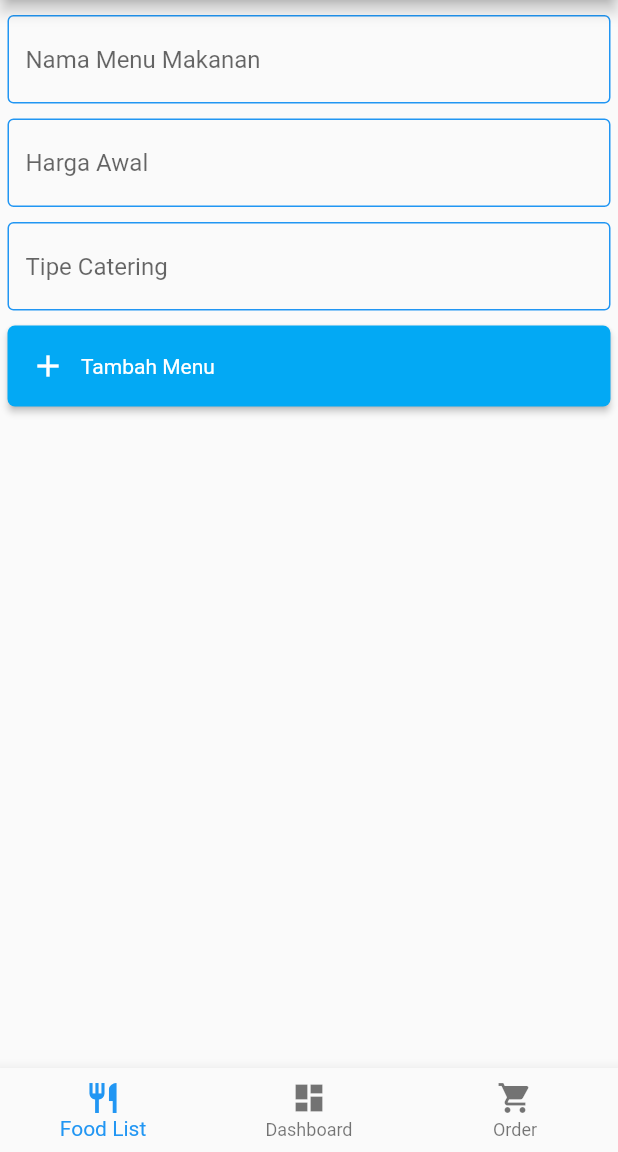
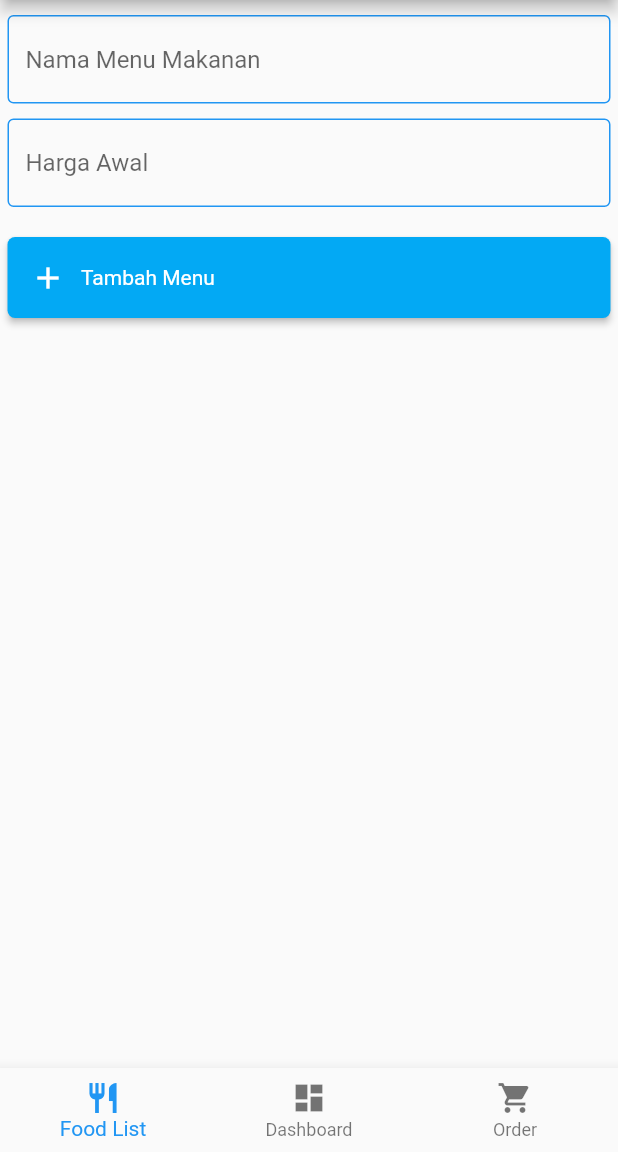
Before and after one commit to bintangursiboro/catering-admin, a Flutter app: the screen it shows after launch, swiped to page 2, on a phone screen of 412 x 824 dp, the part 84-1236 px from its top. Run offline on Flutter 3.47's test engine with Material 2 defaults, Android fonts, the phone set to English and light mode, and no system bars; our stand-ins replace bloc, cloud_firestore, equatable, firebase_messaging, flutter_bloc, flutter_money_formatter; accounts and stored records are empty.

Commit message:
Create currency formatter + Dashboard bloc, state, event, fix Dashboard View

```diff
--- a/lib/app.dart
+++ b/lib/app.dart
@@ -6,6 +6,7 @@ class App extends StatelessWidget {
   @override
   Widget build(BuildContext context) {
     return MaterialApp(
+      debugShowCheckedModeBanner: false,
       initialRoute: '/',
       routes: {
         AddFood.PATH: (BuildContext context) => AddFood(),
--- /dev/null
+++ b/lib/page/admin_menu/dashboard/bloc/dashboard_bloc.dart
@@ -0,0 +1,11 @@
+import 'package:bloc/bloc.dart';
+import 'package:catering_admin/page/admin_menu/dashboard/bloc/dashboard_event.dart';
+import 'package:catering_admin/page/admin_menu/dashboard/bloc/dashboard_state.dart';
+
+class DashboardBloc extends Bloc<DashboardEvent, DashboardState> {
+  @override
+  DashboardState get initialState => DashboardInitial();
+
+  @override
+  Stream<DashboardState> mapEventToState(DashboardEvent event) async* {}
+}
--- /dev/null
+++ b/lib/page/admin_menu/dashboard/bloc/dashboard_event.dart
@@ -0,0 +1,14 @@
+import 'package:equatable/equatable.dart';
+
+class DashboardEvent extends Equatable {
+  final mProps;
+  DashboardEvent([this.mProps = const []]);
+
+  @override
+  List<Object> get props => mProps;
+}
+
+class ChangeCurrency extends DashboardEvent {
+  final double harga;
+  ChangeCurrency({this.harga}) : super([harga]);
+}
--- /dev/null
+++ b/lib/page/admin_menu/dashboard/bloc/dashboard_state.dart
@@ -0,0 +1,17 @@
+import 'package:equatable/equatable.dart';
+import 'package:flutter_money_formatter/flutter_money_formatter.dart';
+
+class DashboardState extends Equatable {
+  final mProps;
+  DashboardState([this.mProps = const []]);
+
+  @override
+  List<Object> get props => mProps;
+}
+
+class DashboardInitial extends DashboardState {}
+
+class CurrencyLoaded extends DashboardState {
+  final FlutterMoneyFormatter formatter;
+  CurrencyLoaded({this.formatter}) : super([formatter]);
+}
--- a/lib/page/admin_menu/dashboard/dashboard.dart
+++ b/lib/page/admin_menu/dashboard/dashboard.dart
@@ -1,5 +1,10 @@
+import 'package:catering_admin/page/admin_menu/dashboard/bloc/dashboard_bloc.dart';
+import 'package:catering_admin/page/admin_menu/dashboard/bloc/dashboard_state.dart';
 import 'package:catering_admin/page/admin_menu/dashboard/dashboard_view.dart';
+import 'package:catering_admin/utility/formatter/formatter.dart';
 import 'package:flutter/material.dart';
+import 'package:flutter_bloc/flutter_bloc.dart';
+import 'package:flutter_money_formatter/flutter_money_formatter.dart';
 
 class Dashboard extends StatefulWidget {
   @override
@@ -7,8 +12,63 @@ class Dashboard extends StatefulWidget {
 }
 
 class _DashboardState extends State<Dashboard> {
+  TextEditingController _namaMakananController = TextEditingController();
+  TextEditingController _hargaAwalController = TextEditingController();
+  double _hargaAwal = 0;
+  String _namaMenuMakanan;
+  DashboardBloc _bloc;
+  VoidCallback _tambahMenu = () {};
+
+  @override
+  void initState() {
+    super.initState();
+    _bloc = DashboardBloc();
+  }
+
   @override
   Widget build(BuildContext context) {
-    return DashboardView();
+    return BlocBuilder(
+      bloc: _bloc,
+      builder: (BuildContext context, DashboardState state) {
+        return DashboardView(
+          hargaAwalController: _hargaAwalController,
+          namaMenuMakananController: _namaMakananController,
+          onChangedHargaAwal: _onChangedHargaAwal,
+          onPressedTambahMenu: _tambahMenu,
+          onEditingComplete: _onEditingHargaAwalComplete(),
+          onTapHargaAwal: _onTapHargaAwal(),
+        );
+      },
+    );
+  }
+
+  _onChangedHargaAwal(String hargaAwal) {
+    FlutterMoneyFormatter formatter = formatStringToCurrency(hargaAwal);
+    setState(() {
+      _hargaAwal = formatter.amount;
+      _hargaAwalController.text = formatter.output.symbolOnLeft;
+    });
+  }
+
+  _onEditingHargaAwalComplete() {
+    print('finish editing..');
+    if (_hargaAwalController.text.isNotEmpty) {
+      setState(() {
+        _hargaAwal = double.parse(_hargaAwalController.text);
+        _hargaAwalController.text =
+            formatStringToCurrency(_hargaAwalController.text)
+                .output
+                .symbolOnLeft;
+      });
+    }
+  }
+
+  _onTapHargaAwal() {
+    print('tap textfield');
+    if (_hargaAwalController.text.isNotEmpty) {
+      setState(() {
+        _hargaAwalController.text = _hargaAwal.toString();
+      });
+    }
   }
 }
--- a/lib/page/admin_menu/dashboard/dashboard_view.dart
+++ b/lib/page/admin_menu/dashboard/dashboard_view.dart
@@ -1,12 +1,21 @@
-import 'package:catering_admin/page/add_food/add_food.dart';
 import 'package:catering_admin/widget/custom_widget.dart';
 import 'package:flutter/material.dart';
 
 class DashboardView extends StatelessWidget {
   final VoidCallback onPressedTambahMenu;
+  final TextEditingController namaMenuMakananController;
+  final TextEditingController hargaAwalController;
+  final Function(String) onChangedHargaAwal;
+  final Function onEditingComplete;
+  final Function onTapHargaAwal;
 
   DashboardView({
     this.onPressedTambahMenu,
+    this.hargaAwalController,
+    this.namaMenuMakananController,
+    this.onChangedHargaAwal,
+    this.onEditingComplete,
+    this.onTapHargaAwal,
   });
 
   @override
@@ -28,6 +37,7 @@ class DashboardView extends StatelessWidget {
                 borderSide: BorderSide(color: Colors.blue),
               ),
             ),
+            controller: namaMenuMakananController,
           ),
           SizedBox(
             height: 10,
@@ -43,21 +53,13 @@ class DashboardView extends StatelessWidget {
                 borderSide: BorderSide(color: Colors.blue),
               ),
             ),
+            keyboardType: TextInputType.number,
+            onEditingComplete: onEditingComplete,
+            controller: hargaAwalController,
+            onTap: onTapHargaAwal,
           ),
           SizedBox(
             height: 10,
-          ),
-          TextField(
-            decoration: InputDecoration(
-              hintText: 'Tipe Catering',
-              alignLabelWithHint: true,
-              border: OutlineInputBorder(
-                borderSide: BorderSide(color: Colors.lightGreen),
-              ),
-              enabledBorder: OutlineInputBorder(
-                borderSide: BorderSide(color: Colors.blue),
-              ),
-            ),
           ),
           SizedBox(
             height: 10,
--- a/lib/page/admin_menu/food_list/data/food_list_data.dart
+++ b/lib/page/admin_menu/food_list/data/food_list_data.dart
@@ -3,12 +3,10 @@ class MenuMakanan {
   num hargaAwal;
   String namaMakanan;
   num id;
-  String tipeCatering;
 
   MenuMakanan({
     this.namaMakanan,
     this.fotoMakanan,
-    this.tipeCatering,
     this.hargaAwal,
     this.id,
   });
@@ -18,8 +16,6 @@ class MenuMakanan {
     if (json['harga_awal'] != null) hargaAwal = json['harga_awal'] ?? 0;
     if (json['nama_makanan'] != null) namaMakanan = json['nama_makanan'] ?? '';
     if (json['id'] != null) id = json['id'] ?? -1;
-    if (json['tipe_catering'] != null)
-      tipeCatering = json['tipe_catering'] ?? '';
   }
 
   factory MenuMakanan.parseFromFirestore(Map<String, dynamic> document) {
@@ -28,7 +24,6 @@ class MenuMakanan {
       fotoMakanan: document['foto_makanan'] ?? '',
       hargaAwal: document['harga_awal'] ?? 0,
       id: document['id'] ?? -1,
-      tipeCatering: document['tipe_catering'] ?? '',
     );
   }
 }
--- a/pubspec.yaml
+++ b/pubspec.yaml
@@ -17,7 +17,7 @@ environment:
   sdk: ">=2.1.0 <3.0.0"
 
 dependencies:
-  equatable: ^0.2.0
+  equatable: ^1.0.2
   bloc: ^2.0.0
   flutter_bloc: ^2.0.0
   firebase_core: ^0.4.0
@@ -25,6 +25,8 @@ dependencies:
   cloud_firestore: ^0.12.10
   firebase_messaging: ^5.1.8
   firebase_storage: ^3.0.8
+  flutter_money_formatter: ^0.8.3
+
   flutter:
     sdk: flutter
 
```
Also changed, not shown: lib/page/admin_menu/food_list/bloc/food_list_event.dart (+7 -2 lines), lib/page/admin_menu/food_list/bloc/food_list_state.dart (+7 -2 lines), lib/page/admin_menu/food_list/food_list_view.dart (+14 -2 lines), lib/utility/formatter/formatter.dart (added, +17 -0 lines), pubspec.lock, 1 other file.
